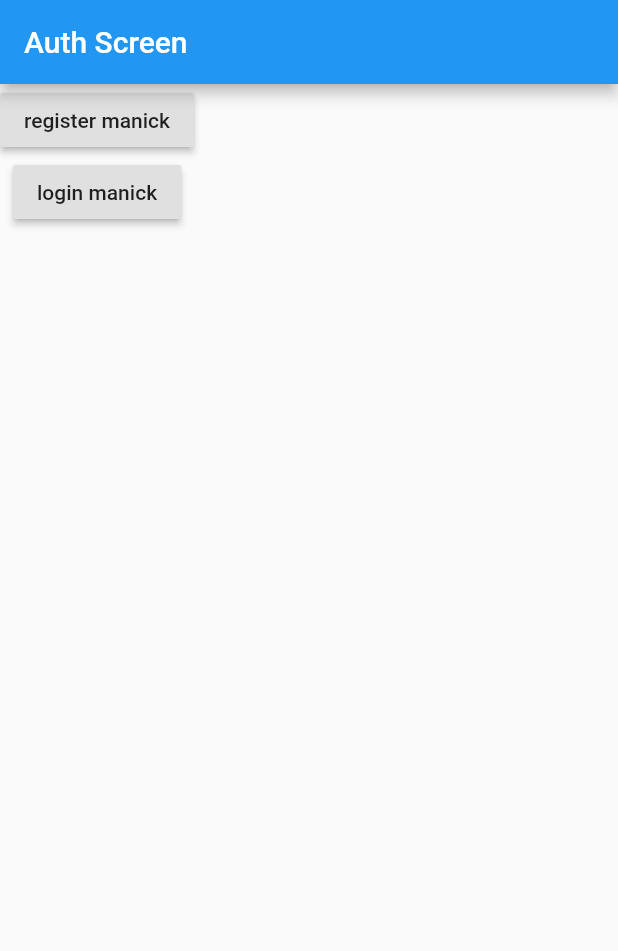
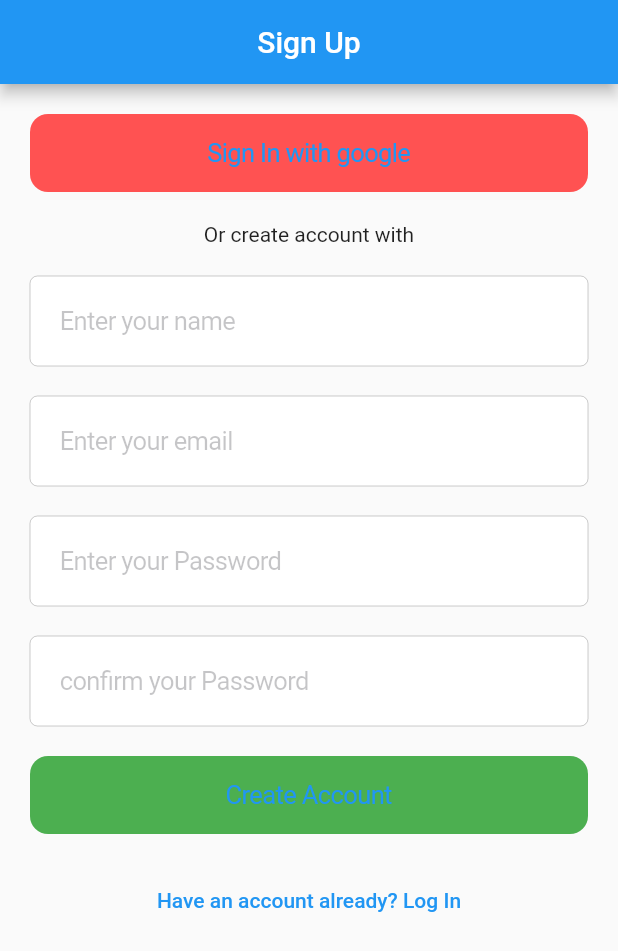
Before and after one commit to Creanick/todonick, a Flutter app: the screen it shows after launch, on a phone screen of 412 x 824 dp. Shown: the top 951 px of the screen. Run offline on Flutter 3.47's test engine with Material 2 defaults, Android fonts, the phone set to English and light mode, and no system bars; our stand-ins replace cloud_firestore, firebase_auth, firebase_storage, get_it, image_cropper, image_picker; accounts and stored records are empty.

Commit message:
auth screen basic usable design ready

```diff
--- a/lib/screens/auth_screen.dart
+++ b/lib/screens/auth_screen.dart
@@ -1,11 +1,19 @@
+import 'package:flutter/cupertino.dart';
 import "package:flutter/material.dart";
 import 'package:provider/provider.dart';
 import 'package:todonick/providers/auth_user_provider.dart';
 import 'package:todonick/providers/view_state_provider.dart';
 import 'package:todonick/screens/splash_screen.dart';
 
-class AuthScreen extends StatelessWidget {
+class AuthScreen extends StatefulWidget {
   static const String routeName = "/auth-screen";
+
+  @override
+  _AuthScreenState createState() => _AuthScreenState();
+}
+
+class _AuthScreenState extends State<AuthScreen> {
+  bool isLoginView = false;
   @override
   Widget build(BuildContext context) {
     final email = "manickwar@gmail.com";
@@ -16,22 +24,93 @@ class AuthScreen extends StatelessWidget {
     return authUserProvider.state == ViewState.initialLoading
         ? SplashScreen()
         : Scaffold(
-            appBar: AppBar(title: Text("Auth Screen")),
-            body: Column(
-              children: <Widget>[
-                if (authUserProvider.state == ViewState.loading)
-                  LinearProgressIndicator(),
-                RaisedButton(
-                    child: Text("register manick"),
-                    onPressed: () async {
-                      await authUserProvider.signUpUser(
-                          email: email, password: password, name: name);
-                    }),
-                RaisedButton(
-                    child: Text("login manick"),
-                    onPressed: () => authUserProvider.signInUser(
-                        email: email, password: password)),
-              ],
+            appBar: AppBar(
+              title: Text(isLoginView ? "Login" : "Sign Up"),
+              centerTitle: true,
+            ),
+            body: Container(
+              width: double.infinity,
+              padding: const EdgeInsets.all(20.0),
+              child: SingleChildScrollView(
+                child: Column(
+                  mainAxisAlignment: MainAxisAlignment.start,
+                  crossAxisAlignment: CrossAxisAlignment.center,
+                  children: <Widget>[
+                    if (!isLoginView)
+                      Column(
+                        children: <Widget>[
+                          SizedBox(
+                            width: double.infinity,
+                            child: CupertinoButton(
+                              child: Text("Sign In with google"),
+                              color: Colors.redAccent,
+                              onPressed: () {},
+                            ),
+                          ),
+                          SizedBox(
+                            height: 20,
+                          ),
+                          Text("Or create account with"),
+                          SizedBox(
+                            height: 20,
+                          ),
+                          CupertinoTextField(
+                            placeholder: "Enter your name",
+                            padding: const EdgeInsets.all(20),
+                          ),
+                          SizedBox(
+                            height: 20,
+                          ),
+                        ],
+                      ),
+                    CupertinoTextField(
+                      placeholder: "Enter your email",
+                      padding: const EdgeInsets.all(20),
+                    ),
+                    SizedBox(
+                      height: 20,
+                    ),
+                    CupertinoTextField(
+                      placeholder: "Enter your Password",
+                      padding: const EdgeInsets.all(20),
+                    ),
+                    SizedBox(
+                      height: 20,
+                    ),
+                    if (!isLoginView)
+                      CupertinoTextField(
+                        placeholder: "confirm your Password",
+                        padding: const EdgeInsets.all(20),
+                      ),
+                    if (!isLoginView)
+                      SizedBox(
+                        height: 20,
+                      ),
+                    SizedBox(
+                      width: double.infinity,
+                      child: CupertinoButton(
+                        child: Text(isLoginView ? "Log In " : "Create Account"),
+                        color: Colors.green,
+                        onPressed: () {},
+                      ),
+                    ),
+                    SizedBox(
+                      height: 20,
+                    ),
+                    FlatButton(
+                      child: Text(isLoginView
+                          ? "Don't have any account? Register"
+                          : "Have an account already? Log In"),
+                      onPressed: () {
+                        setState(() {
+                          isLoginView = !isLoginView;
+                        });
+                      },
+                      textColor: Colors.blue,
+                    )
+                  ],
+                ),
+              ),
             ));
   }
 }
```
